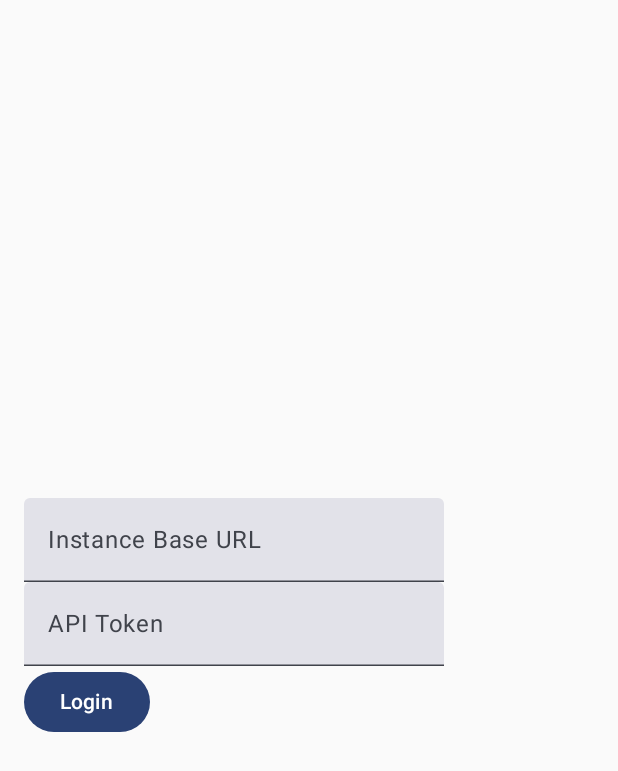
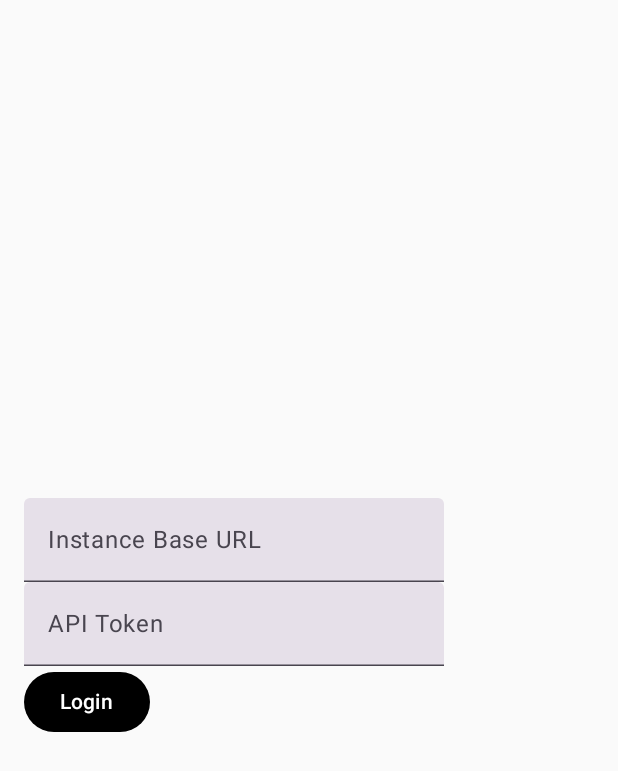
Before and after one commit to BonexP/miniread, an Android app built with Jetpack Compose: the screen it shows after launch (MainActivity), on a phone screen of 412 x 824 dp. Shown: the top 771 px of the screen. Run offline under Robolectric (Android 15) with nearby library versions, the phone set to English and light mode, and no system bars; Roboto replaces fonts that are not available here.

Commit message:
Restore e-ink specific high-contrast theme
Co-authored-by: BonexP <52726573+BonexP@users.noreply.github.com>

```diff
--- a/app/src/main/java/com/i/miniread/ui/theme/Theme.kt
+++ b/app/src/main/java/com/i/miniread/ui/theme/Theme.kt
@@ -1,54 +1,48 @@
 package com.i.miniread.ui.theme
 
-import android.os.Build
-import androidx.compose.foundation.isSystemInDarkTheme
 import androidx.compose.material3.MaterialTheme
 import androidx.compose.material3.darkColorScheme
-import androidx.compose.material3.dynamicDarkColorScheme
-import androidx.compose.material3.dynamicLightColorScheme
 import androidx.compose.material3.lightColorScheme
 import androidx.compose.runtime.Composable
-import androidx.compose.ui.platform.LocalContext
+import androidx.compose.ui.graphics.Color
 
-private val DarkColorScheme = darkColorScheme(
-    primary = Purple80,
-    secondary = PurpleGrey80,
-    tertiary = Pink80
-)
-
-private val LightColorScheme = lightColorScheme(
-    primary = Purple40,
-    secondary = PurpleGrey40,
-    tertiary = Pink40
-
-    /* Other default colors to override
-    background = Color(0xFFFFFBFE),
-    surface = Color(0xFFFFFBFE),
+// Define high-contrast color schemes for e-ink displays
+private val EInkDarkColorScheme = darkColorScheme(
+    primary = Color.Black,
+    secondary = Color.DarkGray,
+    tertiary = Color.Gray,
+    background = Color.White,
+    surface = Color.White,
     onPrimary = Color.White,
     onSecondary = Color.White,
     onTertiary = Color.White,
-    onBackground = Color(0xFF1C1B1F),
-    onSurface = Color(0xFF1C1B1F),
-    */
+    onBackground = Color.Black,
+    onSurface = Color.Black
+)
+
+private val EInkLightColorScheme = lightColorScheme(
+    primary = Color.Black,
+    secondary = Color.DarkGray,
+    tertiary = Color.Gray,
+    background = Color.White,
+    surface = Color.White,
+    onPrimary = Color.White,
+    onSecondary = Color.White,
+    onTertiary = Color.White,
+    onBackground = Color.Black,
+    onSurface = Color.Black,
+    onSecondaryContainer = Color.White,
+    primaryContainer = Color.White,
+    secondaryContainer = Color.White,
+    tertiaryContainer = Color.White,
 )
 
 @Composable
 fun MinireadTheme(
-    darkTheme: Boolean = isSystemInDarkTheme(),
-    // Dynamic color is available on Android 12+
-    dynamicColor: Boolean = true,
+    darkTheme: Boolean = false, // Default to light theme for e-ink
     content: @Composable () -> Unit
 ) {
-    val context = LocalContext.current
-    val colorScheme = when {
-        dynamicColor && Build.VERSION.SDK_INT >= Build.VERSION_CODES.S -> {
-            if (darkTheme) dynamicDarkColorScheme(context) else dynamicLightColorScheme(context)
-        }
-
-
-        darkTheme -> darkColorScheme()
-        else -> lightColorScheme()
-    }
+    val colorScheme = if (darkTheme) EInkDarkColorScheme else EInkLightColorScheme
 
     MaterialTheme(
         colorScheme = colorScheme,
```
